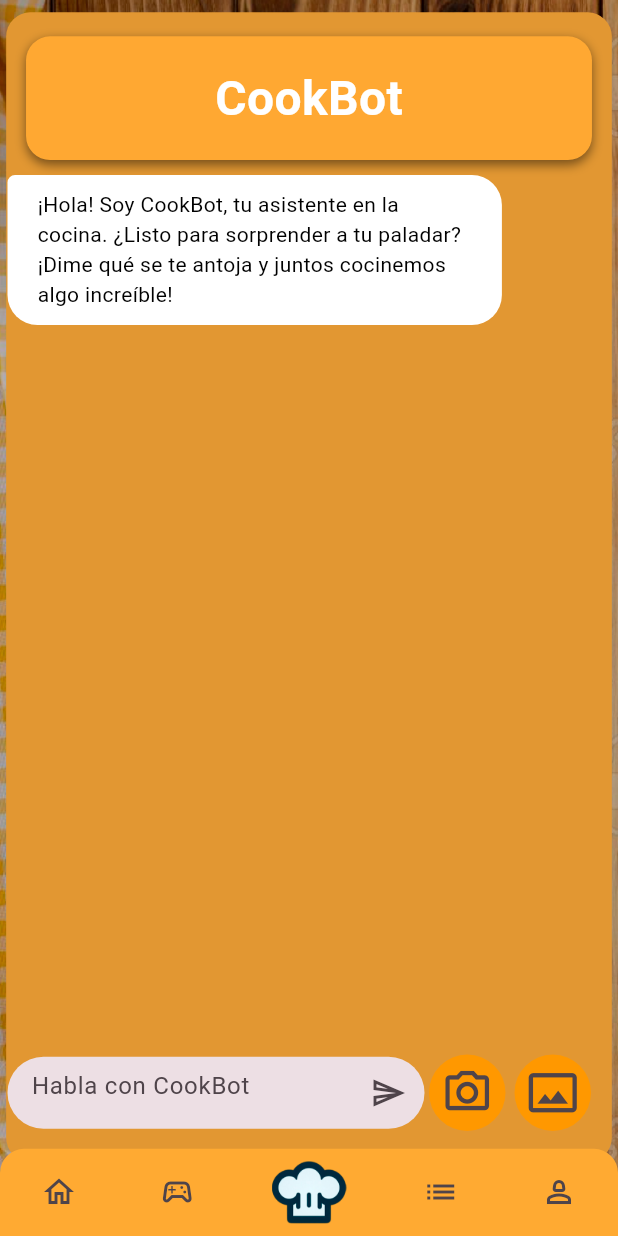
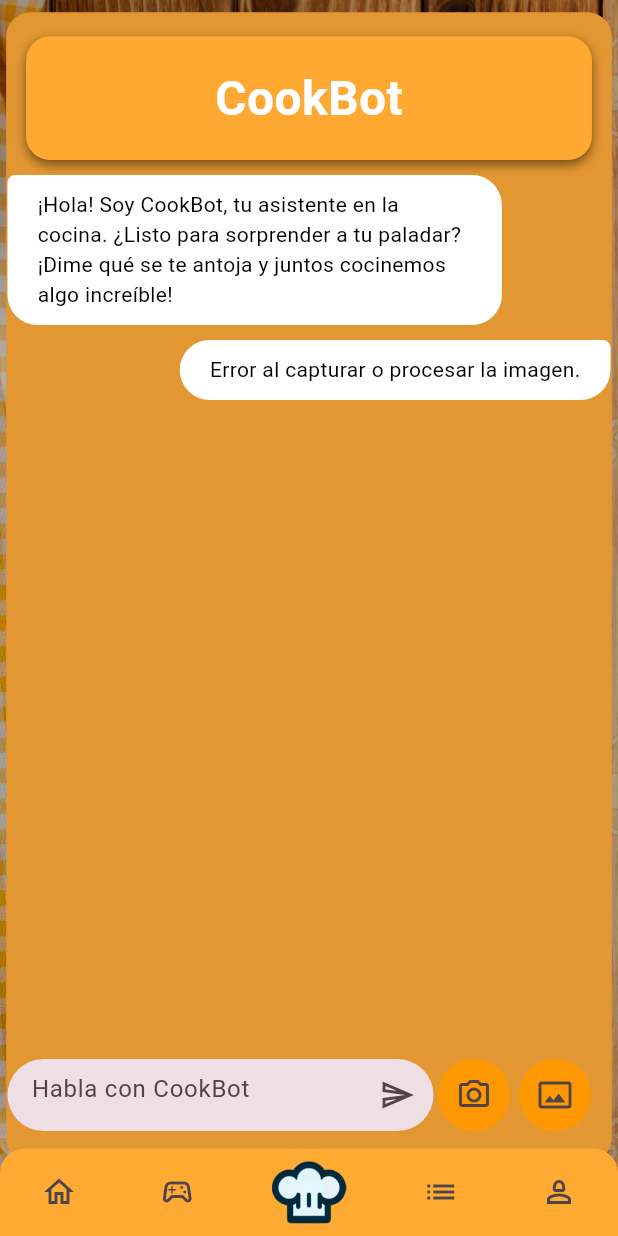
Before and after one commit to diegovq12/CookingHub, a Flutter app: the screen it shows after launch, after a tap on the "camera alt" icon, on a phone screen of 412 x 824 dp. Run offline on Flutter 3.47's test engine with Material 3 defaults, Android fonts, the phone set to English and light mode, and no system bars; our stand-ins replace flutter_dotenv, image_picker; missing offline and left inert: mongo_dart; Roboto replaces fonts that are missing (Poppins).

Commit message:
Implementacion de camara con funcionalidad de prompt Pendiente: Asignar la apikey de cloud service a las variables de entorno

```diff
--- a/lib/presentation/providers/chat_provider.dart
+++ b/lib/presentation/providers/chat_provider.dart
@@ -1,4 +1,5 @@
 import 'package:cooking_hub/domain/entities/message.dart';
+import 'package:cooking_hub/services/google_vision_services.dart';
 import 'package:cooking_hub/services/openai_services.dart';
 import 'package:flutter/material.dart';
 
@@ -46,6 +47,47 @@ class ChatProvider extends ChangeNotifier{
     moveScrollToBottom();
   }
 
+  Future<void> sendIngredientsByMessage() async {
+    try {
+
+      final detectedIngredients = await GoogleVisionServices().detectIngredients();
+
+      if (detectedIngredients == 'Error al capturar imagen') {
+        messageList.add(
+          Message(text: 'Error al capturar o procesar la imagen.', fromWho: FromWho.me),
+        );
+        notifyListeners();
+        moveScrollToBottom();
+        return;
+      }
+
+      final newMessage = Message(
+        text: 'Receta con los siguientes ingredientes: $detectedIngredients',
+        fromWho: FromWho.me,
+      );
+
+      messageList.add(newMessage);
+      notifyListeners();
+      moveScrollToBottom();
+
+
+
+      var responseText = await OpenAIService().sendTextCompletionRequest(newMessage.text);
+      responseText = OpenAIService().naturalLanguageResponse(responseText);
+
+      messageList.add(Message(text: responseText, fromWho: FromWho.gpt));
+      notifyListeners();
+      moveScrollToBottom();
+    } catch (e) {
+
+      messageList.add(
+        Message(text: 'No pude procesar la receta o la imagen. Por favor, intenta de nuevo.', fromWho: FromWho.gpt),
+      );
+      notifyListeners();
+      moveScrollToBottom();
+    }
+  }
+
 
   Future<void> moveScrollToBottom()async{
     await Future.delayed(const Duration(milliseconds: 300));
--- a/lib/presentation/screens/chat_screen.dart
+++ b/lib/presentation/screens/chat_screen.dart
@@ -4,7 +4,6 @@ import 'package:cooking_hub/widgets/chat/gtp_message_bubble.dart';
 import 'package:cooking_hub/widgets/chat/my_message_bubble.dart';
 import 'package:cooking_hub/widgets/shared/background_image.dart';
 import 'package:cooking_hub/widgets/shared/hot_bar.dart';
-import 'package:cooking_hub/widgets/shared/message_field_box.dart';
 import 'package:cooking_hub/widgets/shared/message_field_button.dart';
 import 'package:cooking_hub/widgets/shared/title_container.dart';
 import 'package:flutter/material.dart';
@@ -77,22 +76,10 @@ class _ChatView extends StatelessWidget {
                 ),
 
                 // Botones de adjuntar y cámara y espacio para que el usuario escriba
-                Container(
-                  margin: const EdgeInsets.only(bottom: 10, right: 10),
-                  child: Row(
-                    textDirection: TextDirection.rtl,
-                    children: [
-                      const MessageFieldButton(
-                          icon: Icons.photo_size_select_actual_outlined),
-                      const MessageFieldButton(icon: Icons.camera_alt_outlined),
-                      Expanded(
-                        child: MessageFieldBox(
-                            onValue: (value) =>
-                                chatProvider.sendMessage(value)),
-                      ),
-                    ],
-                  ),
-                ),
+                MessageFieldContainer(
+                  onValue: ((value )
+                    => chatProvider.sendMessage(value))
+                  )
               ],
             ),
           ),
--- a/lib/services/google_vision_services.dart
+++ b/lib/services/google_vision_services.dart
@@ -9,22 +9,22 @@ class GoogleVisionServices {
   String apikey = dotenv.env['GOOGLE_CLOUD_VISION_API_KEY'] ??
       'Api de cloud vision no encontrada';
 
-  Future<void> detectIngrediens() async {
+  Future<String> detectIngredients() async {
   final picker = ImagePicker();
   final image = await picker.pickImage(source: ImageSource.camera);
 
-    if (image == null) return;
+  if (image == null) return 'Error al capturar imagen';
 
-    // Convierte la imagen a base64
   final bytes = await File(image.path).readAsBytes();
   final base64Image = base64Encode(bytes);
 
   final url = 'https://vision.googleapis.com/v1/images:annotate?key=$apikey';
 
-    final response = await http.post(Uri.parse(url),
+  final response = await http.post(
+    Uri.parse(url),
     headers: {'Content-Type': 'application/json'},
     body: jsonEncode({
-          'request': [
+      'requests': [
         {
           'image': {'content': base64Image},
           'features': [
@@ -32,18 +32,18 @@ class GoogleVisionServices {
           ]
         }
       ]
-        }));
+    }),
+  );
 
-        if(response.statusCode == 200){
+  if (response.statusCode == 200) {
     final result = jsonDecode(response.body);
     final labels = result['responses'][0]['labelAnnotations'];
 
-          print("Ingredientes detectados: ");
-          for(var label in labels){
-            print(label['description']);
-          }
-        }else{
-          print('Error: ${response.reasonPhrase}');
+    // final detectedLabels = labels.map((label) => label['description']).join(', ');
+    return labels;
+  } else {
+
+    return 'Error: ${response.statusCode} - ${response.reasonPhrase}';
   }
 }
 }
--- a/lib/widgets/chat/gtp_message_bubble.dart
+++ b/lib/widgets/chat/gtp_message_bubble.dart
@@ -8,7 +8,7 @@ class GtpMessageBubble extends StatelessWidget {
 
   @override
   Widget build(BuildContext context) {
-    final colors = Theme.of(context).colorScheme;
+    // final colors = Theme.of(context).colorScheme;
 
     const borderRadius = BorderRadius.only(
                     topLeft: Radius.circular(5),
--- a/lib/widgets/chat/my_message_bubble.dart
+++ b/lib/widgets/chat/my_message_bubble.dart
@@ -10,7 +10,7 @@ class MyMessageBubble extends StatelessWidget {
 
   @override
   Widget build(BuildContext context) {
-    final colors = Theme.of(context).colorScheme;
+    // final colors = Theme.of(context).colorScheme;
 
 
     return Column(
--- a/lib/widgets/shared/message_field_button.dart
+++ b/lib/widgets/shared/message_field_button.dart
@@ -1,11 +1,16 @@
+import 'package:cooking_hub/presentation/providers/chat_provider.dart';
+import 'package:cooking_hub/widgets/shared/message_field_box.dart';
 import 'package:flutter/material.dart';
+import 'package:provider/provider.dart';
 
 class MessageFieldButton extends StatelessWidget {
   final IconData icon;
+  final VoidCallback onTap;
 
   const MessageFieldButton({
     super.key,
     required this.icon,
+    required this.onTap,
   });
 
   @override
@@ -13,16 +18,51 @@ class MessageFieldButton extends StatelessWidget {
     return Padding(
       padding: const EdgeInsets.symmetric(horizontal: 3),
       child: Container(
-        decoration: const BoxDecoration(
-          color: Colors.orange, // Background color
-          shape: BoxShape.circle, // Circular shape
-        ),
+        decoration: BoxDecoration(color: Colors.orange, shape: BoxShape.circle),
         child: IconButton(
-          onPressed: () {},
-          iconSize: 35,
           icon: Icon(icon),
+          onPressed: onTap,
         ),
       ),
     );
   }
 }
+
+// Widget principal donde van botones y donde escribe el usuario
+class MessageFieldContainer extends StatelessWidget {
+  final Function(String) onValue;
+
+  MessageFieldContainer({
+    super.key,
+    required this.onValue,
+  });
+
+  @override
+  Widget build(BuildContext context) {
+    final chatProvider = context.watch<ChatProvider>();
+
+    return Container(
+      margin: const EdgeInsets.only(bottom: 10, right: 10),
+      child: Row(
+        textDirection: TextDirection.rtl,
+        children: [
+          MessageFieldButton(
+            icon: Icons.photo_size_select_actual_outlined,
+            onTap: () {
+              //TODO: agregar la logica para seleccionar imagen de la galeria
+            },
+          ),
+          MessageFieldButton(
+            icon: Icons.camera_alt_outlined,
+            onTap: () => chatProvider.sendIngredientsByMessage(),
+          ),
+          Expanded(
+            child: MessageFieldBox(
+              onValue: (value) => onValue(value),
+            ),
+          ),
+        ],
+      ),
+    );
+  }
+}
```
Also changed, not shown: lib/services/openai_services.dart (+44 -0 lines). Lines whose indentation alone changed are shown as unchanged.
